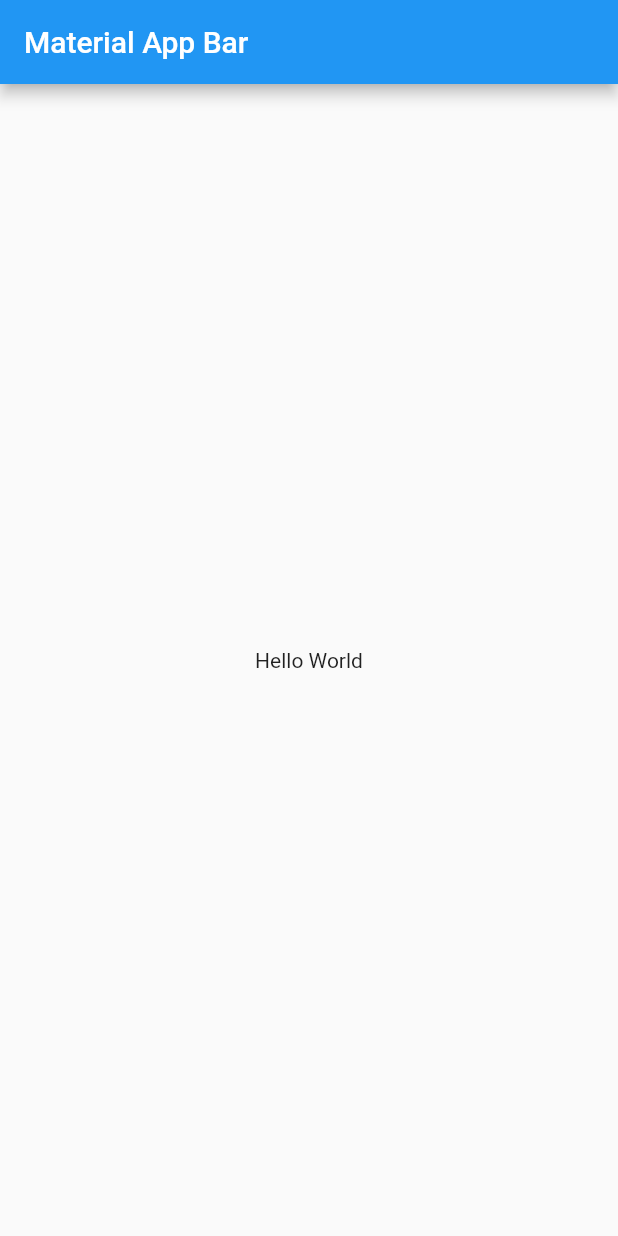
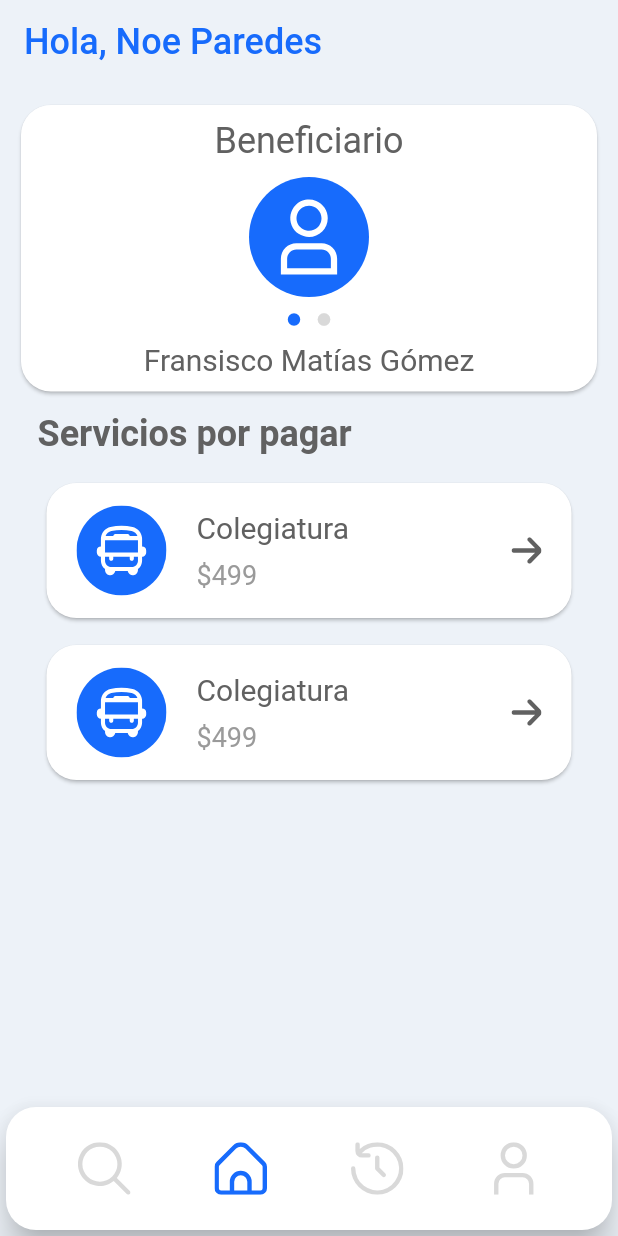
Before and after one commit to HIKKOS/PaySchool, a Flutter app: the screen it shows after launch, on a phone screen of 412 x 824 dp. Run offline on Flutter 3.47's test engine with Material 2 defaults, Android fonts, the phone set to English and light mode, and no system bars; our stand-ins replace flutter_svg.

Commit message:
Added Home Page

```diff
--- a/lib/main.dart
+++ b/lib/main.dart
@@ -1,6 +1,7 @@
 import 'package:flutter/material.dart';
+import 'package:hola_mundo/pages/Home.dart';
 
-void main() => runApp(const MyApp());
+void main() => runApp(const HomePage());
 
 class MyApp extends StatelessWidget {
   const MyApp({super.key});
@@ -20,5 +21,3 @@ class MyApp extends StatelessWidget {
     );
   }
 }
-//Noe
-//agregado este texto
--- /dev/null
+++ b/lib/pages/Home.dart
@@ -0,0 +1,63 @@
+import 'package:flutter/material.dart';
+import 'package:hola_mundo/widgets/Card_Beneficiario.dart';
+import 'package:hola_mundo/widgets/ServicioHome.dart';
+import 'package:hola_mundo/widgets/navbarAlfa.dart';
+
+class HomePage extends StatelessWidget {
+  const HomePage({super.key});
+
+  @override
+  Widget build(BuildContext context) {
+    return MaterialApp(
+      title: 'Home',
+      home: Scaffold(
+          backgroundColor: Color(0xFFEDF2F8),
+          appBar: AppBar(
+            elevation: 0,
+            backgroundColor: Color(0xFFEDF2F8),
+            title: const Padding(
+              padding: EdgeInsets.symmetric(vertical: 20),
+              child: Text(
+                'Hola, Noe Paredes',
+                textAlign: TextAlign.left,
+                style: TextStyle(color: Color(0xFF176BFC), fontSize: 24),
+              ),
+            ),
+          ),
+          body: Container(
+            margin: EdgeInsets.symmetric(horizontal: 10),
+            child: Column(
+              children: [
+                Padding(
+                  padding: EdgeInsets.only(top: 10),
+                  child: CardBeneficiario(),
+                ),
+                Row(
+                  mainAxisSize: MainAxisSize.max,
+                  mainAxisAlignment: MainAxisAlignment.start,
+                  children: const [
+                    SizedBox(
+                      width: 15,
+                    ),
+                    Padding(
+                      padding: EdgeInsets.symmetric(vertical: 10),
+                      child: Text(
+                        textAlign: TextAlign.left,
+                        'Servicios por pagar',
+                        style: TextStyle(
+                            color: Color(0xFF616161),
+                            fontSize: 24,
+                            fontWeight: FontWeight.bold),
+                      ),
+                    ),
+                  ],
+                ),
+                ServicioHome(),
+                ServicioHome(),
+              ],
+            ),
+          ),
+          bottomNavigationBar: NavbarAlfa()),
+    );
+  }
+}
--- /dev/null
+++ b/lib/widgets/Card_Beneficiario.dart
@@ -0,0 +1,46 @@
+import 'package:flutter/material.dart';
+import 'package:flutter_svg/svg.dart';
+
+class CardBeneficiario extends StatelessWidget {
+  const CardBeneficiario({super.key});
+
+  @override
+  Widget build(BuildContext context) {
+    return Card(
+      shape: RoundedRectangleBorder(borderRadius: BorderRadius.circular(20)),
+      child: Column(
+        mainAxisSize: MainAxisSize.min,
+        mainAxisAlignment: MainAxisAlignment.center,
+        crossAxisAlignment: CrossAxisAlignment.center,
+        children: [
+          const Padding(
+            padding: EdgeInsets.symmetric(vertical: 10),
+            child: Text('Beneficiario',
+                style: TextStyle(fontSize: 24, color: Color(0xFF616161))),
+          ),
+          SvgPicture.asset(
+            'assets/Icons/child.svg',
+            height: 80,
+            width: 80,
+          ),
+          const SizedBox(
+            height: 10,
+          ),
+          Row(
+            mainAxisAlignment: MainAxisAlignment.center,
+            children: const [
+              Icon(Icons.circle, size: 10, color: Color(0xFF176BFC)),
+              SizedBox(width: 10),
+              Icon(Icons.circle, size: 10, color: Color(0xFFD9D9D9))
+            ],
+          ),
+          const Padding(
+            padding: EdgeInsets.symmetric(vertical: 10),
+            child: Text('Fransisco Matías Gómez',
+                style: TextStyle(fontSize: 20, color: Color(0xFF616161))),
+          )
+        ],
+      ),
+    );
+  }
+}
--- /dev/null
+++ b/lib/widgets/NavbarAlfa.dart
@@ -0,0 +1,58 @@
+import 'package:flutter/material.dart';
+import 'package:flutter_svg/svg.dart';
+
+class NavbarAlfa extends StatelessWidget {
+  const NavbarAlfa({super.key});
+
+  @override
+  Widget build(BuildContext context) {
+    return SizedBox(
+      height: 90,
+      child: Card(
+        elevation: 10,
+        shape: RoundedRectangleBorder(borderRadius: BorderRadius.circular(20)),
+        child: Row(
+          mainAxisAlignment: MainAxisAlignment.spaceEvenly,
+          children: [
+            IconButton(
+              iconSize: 35,
+              onPressed: () {},
+              icon: SvgPicture.asset(
+                "assets/Icons/search.svg",
+                color: Color(0xFFD9D9D9),
+                height: 35,
+              ),
+            ),
+            IconButton(
+              onPressed: () {},
+              iconSize: 35,
+              icon: SvgPicture.asset(
+                "assets/Icons/home.svg",
+                color: Color(0xFF176BFC),
+                height: 35,
+              ),
+            ),
+            IconButton(
+              onPressed: () {},
+              iconSize: 35,
+              icon: SvgPicture.asset(
+                "assets/Icons/history.svg",
+                color: Color(0xFFD9D9D9),
+                height: 35,
+              ),
+            ),
+            IconButton(
+              onPressed: () {},
+              iconSize: 35,
+              icon: SvgPicture.asset(
+                "assets/Icons/user.svg",
+                color: Color(0xFFD9D9D9),
+                height: 35,
+              ),
+            ),
+          ],
+        ),
+      ),
+    );
+  }
+}
--- /dev/null
+++ b/lib/widgets/ServicioHome.dart
@@ -0,0 +1,62 @@
+import 'package:flutter/material.dart';
+import 'package:flutter_svg/flutter_svg.dart';
+
+class ServicioHome extends StatelessWidget {
+  const ServicioHome({super.key});
+
+  @override
+  Widget build(BuildContext context) {
+    return Padding(
+      padding: const EdgeInsets.symmetric(vertical: 5),
+      child: Card(
+        shape: RoundedRectangleBorder(borderRadius: BorderRadius.circular(20)),
+        child: Padding(
+          padding: const EdgeInsets.symmetric(horizontal: 10, vertical: 15),
+          child: Row(
+            mainAxisSize: MainAxisSize.min,
+            mainAxisAlignment: MainAxisAlignment.spaceAround,
+            children: [
+              Padding(
+                padding: const EdgeInsets.only(left: 10),
+                child: SvgPicture.asset(
+                  'assets/Icons/bus.svg',
+                  height: 60,
+                  width: 60,
+                ),
+              ),
+              Container(
+                  width: 230,
+                  child: Padding(
+                    padding: const EdgeInsets.only(left: 20),
+                    child: Column(
+                      crossAxisAlignment: CrossAxisAlignment.start,
+                      children: const [
+                        Text(
+                          'Colegiatura',
+                          style:
+                              TextStyle(color: Color(0xFF616161), fontSize: 20),
+                        ),
+                        SizedBox(height: 10),
+                        Text(
+                          '\$499',
+                          style:
+                              TextStyle(color: Color(0xFF9A9A9A), fontSize: 18),
+                        ),
+                      ],
+                    ),
+                  )),
+              Padding(
+                padding: const EdgeInsets.only(right: 10),
+                child: SvgPicture.asset(
+                  'assets/Icons/backArrow.svg',
+                  height: 20,
+                  width: 20,
+                ),
+              ),
+            ],
+          ),
+        ),
+      ),
+    );
+  }
+}
--- a/lib/widgets/test.dart
+++ b/lib/widgets/test.dart
@@ -1 +1,15 @@
-//test
+import 'package:flutter/material.dart';
+
+class RoundedInputText extends StatelessWidget {
+  final String label;
+  const RoundedInputText({super.key, required this.label});
+
+  @override
+  Widget build(BuildContext context) {
+    return TextField(
+        decoration: InputDecoration(
+      filled: true,
+      labelText: label,
+    ));
+  }
+}
```
Also changed, not shown: pubspec.yaml (+4 -3 lines), assets/Icons/backArrow.svg (added), assets/Icons/bus.svg (added), assets/Icons/child.svg (added), assets/Icons/graduation-cap.svg (added), assets/Icons/history.svg (added), assets/Icons/home.svg (added), assets/Icons/search.svg (added), assets/Icons/user.svg (added), lib/variables/colors.dart (added), pubspec.lock.
